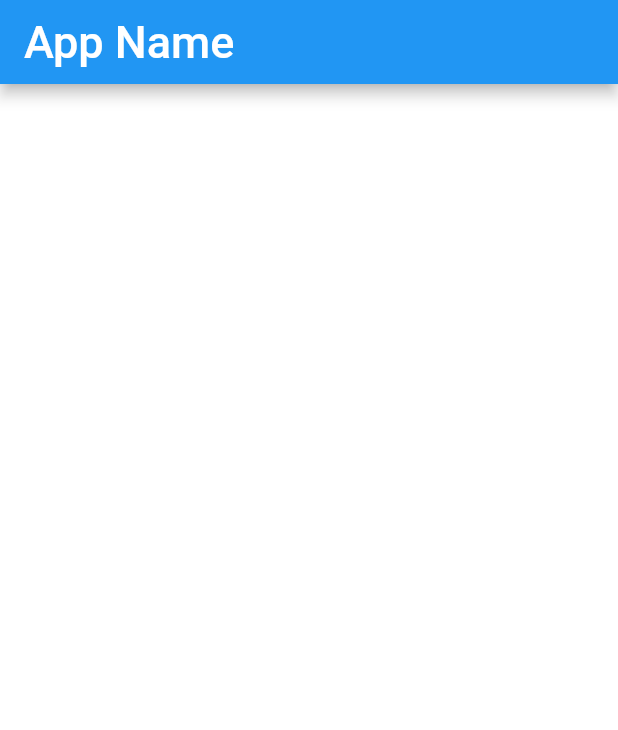
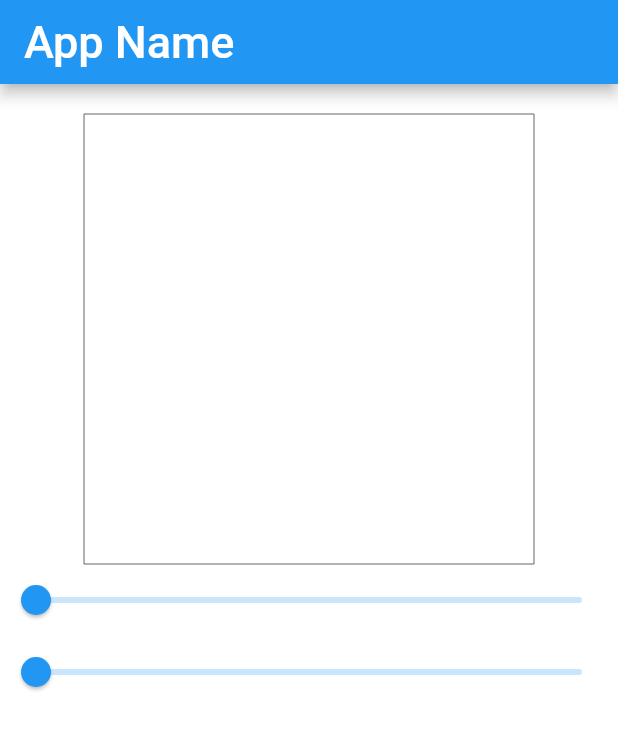
Before and after one commit to hirossk/flutter_app, a Flutter app: the screen it shows after launch, on a phone screen of 412 x 824 dp. Shown: the top 730 px of the screen. Run offline on Flutter 3.47's test engine with Material 2 defaults, Android fonts, the phone set to English and light mode, and no system bars.

Commit message:
chapter5-11-1

```diff
--- a/lib/main.dart
+++ b/lib/main.dart
@@ -31,7 +31,8 @@ class MyHomePage extends StatefulWidget {
 }
 
 class _MyHomePageState extends State<MyHomePage> {
-  static List<Offset> _points = [];
+  static double _value = 0;
+  static double _opaq = 0;
 
   @override
   void initState() {
@@ -48,39 +49,67 @@ class _MyHomePageState extends State<MyHomePage> {
           style: TextStyle(fontSize: 30.0),
         ),
       ),
-        body: Center(
-          child: Listener(
-            onPointerDown: _addPoint,
+      body: Column(
+        children: [
+          const Padding(padding: EdgeInsets.all(10)),
+          Container(
+            width: 300,
+            height: 300,
             child: CustomPaint(
-              painter: MyPainter(_points),
+              painter: MyPainter(_value, _opaq.toInt()),
               child: const Center(),
             ),
           ),
-        ));
+          Slider(
+            min: 0.0,
+            max: 300.0,
+            value: _value,
+            onChanged: _changeVal,
+          ),
+          Slider(
+            min: 0.0,
+            max: 255.0,
+            value: _opaq,
+            onChanged: _changeOpaq,
+          ),
+        ],
+      ),
+    );
   }
 
-  void _addPoint(PointerDownEvent event) {
+  void _changeVal(double value) {
     setState(() {
-      _points.add(event.localPosition);
+      _value = value;
+    });
+  }
+
+  void _changeOpaq(double value) {
+    setState(() {
+      _opaq = value;
     });
   }
 }
 
 class MyPainter extends CustomPainter {
-  final List<Offset> _points;
+  final double _value;
+  final int _opaq;
 
-  MyPainter(this._points);
+  MyPainter(this._value, this._opaq);
 
   @override
   void paint(Canvas canvas, Size size) {
     Paint p = Paint();
 
     p.style = PaintingStyle.fill;
-    p.color = const Color.fromARGB(100, 0, 200, 100);
-    for (var pos in _points) {
-      Rect r = Rect.fromLTWH(pos.dx - 25, pos.dy - 25, 50.0, 50.0);
+    p.color = Color.fromARGB(_opaq, 0, 200, 100);
+    Rect r = Rect.fromLTWH(
+        (size.width - _value) / 2, (size.height - _value) / 2, _value, _value);
     canvas.drawOval(r, p);
-    }
+
+    r = Rect.fromLTWH(0, 0, size.width, size.height);
+    p.style = PaintingStyle.stroke;
+    p.color = const Color.fromARGB(255, 100, 100, 100);
+    canvas.drawRect(r, p);
   }
 
   @override
```
Lines whose indentation alone changed are shown as unchanged.
